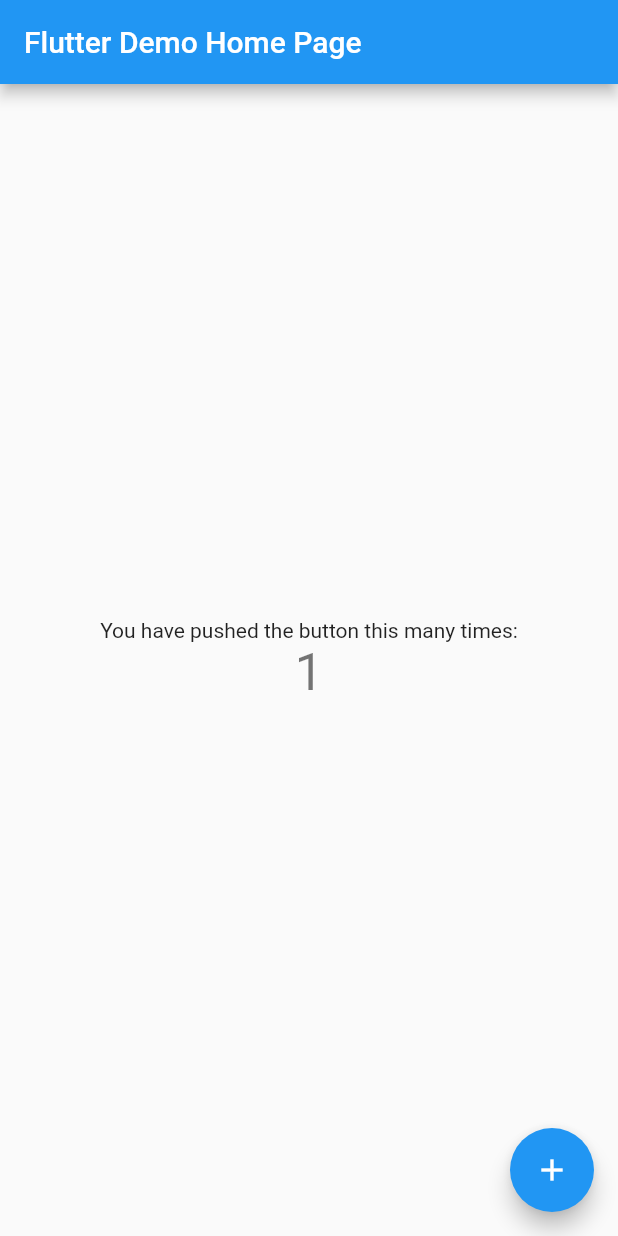
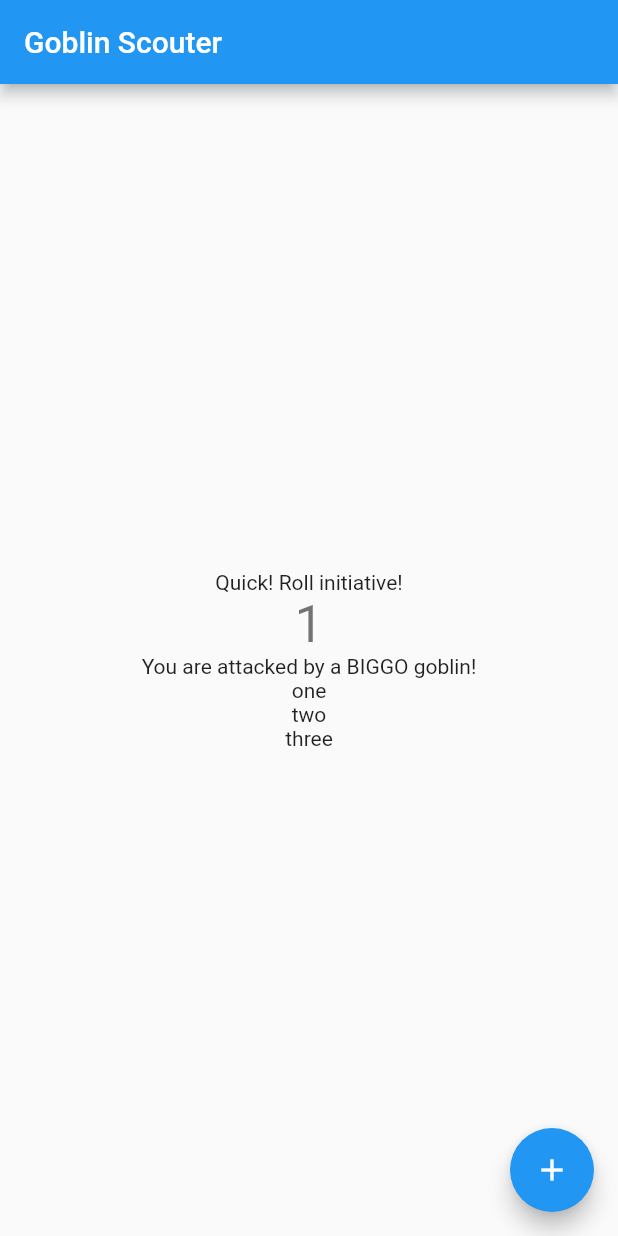
Before and after one commit to BoldtJ/learn-flutter, a Flutter app: the MyHomePage screen opened directly, after a tap on the "add" icon, on a phone screen of 412 x 824 dp. Run offline on Flutter 3.47's test engine with Material 2 defaults, Android fonts, the phone set to English and light mode, and no system bars.

Commit message:
hello world from app

```diff
--- a/lib/goblinscouter.dart
+++ b/lib/goblinscouter.dart
@@ -1,15 +1,18 @@
 import 'package:flutter/material.dart';
+import 'dart:math';
+
 
 void main() {
   runApp(MyApp());
 }
 
 class MyApp extends StatelessWidget {
+
   // This widget is the root of your application.
   @override
   Widget build(BuildContext context) {
     return MaterialApp(
-      title: 'Flutter Demo',
+      title: 'Goblin Scouter',
       theme: ThemeData(
         // This is the theme of your application.
         //
@@ -20,19 +23,20 @@ class MyApp extends StatelessWidget {
         // or simply save your changes to "hot reload" in a Flutter IDE).
         // Notice that the counter didn't reset back to zero; the application
         // is not restarted.
-        primarySwatch: Colors.blue,
+        primarySwatch: Colors.green,
         // This makes the visual density adapt to the platform that you run
         // the app on. For desktop platforms, the controls will be smaller and
         // closer together (more dense) than on mobile platforms.
         visualDensity: VisualDensity.adaptivePlatformDensity,
       ),
-      home: MyHomePage(title: 'Flutter Demo Home Page'),
+      home: MyHomePage(title: 'Goblin Scouter'),
     );
   }
 }
 
 class MyHomePage extends StatefulWidget {
   MyHomePage({Key key, this.title}) : super(key: key);
+
 
   // This widget is the home page of your application. It is stateful, meaning
   // that it has a State object (defined below) that contains fields that affect
@@ -51,7 +55,7 @@ class MyHomePage extends StatefulWidget {
 
 class _MyHomePageState extends State<MyHomePage> {
   int _counter = 0;
-
+  List monList = ['one', 'two', 'three'];
   void _incrementCounter() {
     setState(() {
       // This call to setState tells the Flutter framework that something has
@@ -59,7 +63,8 @@ class _MyHomePageState extends State<MyHomePage> {
       // so that the display can reflect the updated values. If we changed
       // _counter without calling setState(), then the build method would not be
       // called again, and so nothing would appear to happen.
-      _counter++;
+       var randomGen = Random();
+      _counter = randomGen.nextInt(20) + 1 ;
     });
   }
 
@@ -95,15 +100,26 @@ class _MyHomePageState extends State<MyHomePage> {
               // center the children vertically; the main axis here is the vertical
               // axis because Columns are vertical (the cross axis would be
               // horizontal).
+
+
+
           mainAxisAlignment: MainAxisAlignment.center,
           children: <Widget>[
             Text(
-              'You have pushed the button this many times:',
+              'Quick! Roll initiative!',
             ),
             Text(
               '$_counter',
               style: Theme.of(context).textTheme.headline4,
             ),
+              Text(
+             'You are attacked by a BIGGO goblin!'
+            ),
+
+            for (var monster in monList) Text(monster),
+
+
+
           ],
         ),
       ),
--- a/lib/main.dart
+++ b/lib/main.dart
@@ -1,3 +1,11 @@
+import 'package:flutter/material.dart';
+
 void main() {
+  runApp(MyApp());
+}
 
+class MyApp extends StatelessWidget {
+  Widget build(BuildContext context) {
+    return MaterialApp(home: Text('Hello!'),);
+  }
 }
```
Lines whose indentation alone changed are shown as unchanged.
